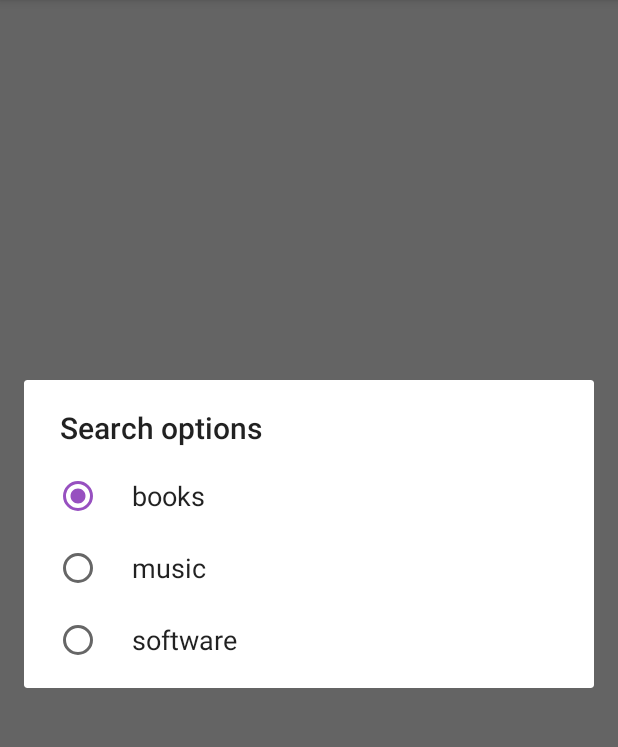
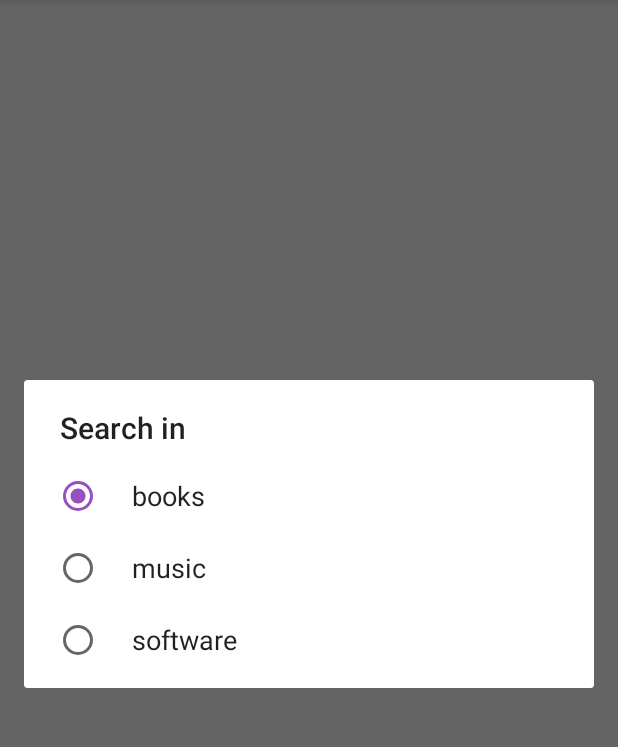
Before and after one commit to AlexanderLexAvdeev/iTunes, an Android app: the screen it shows after launch (SearchInITunesActivity), in the options menu, after a tap on "Search options", on a phone screen of 412 x 824 dp, the part 84-831 px from its top. Run offline under Robolectric (Android 15) with nearby library versions, the phone set to English and light mode, and no system bars.

Commit message:
refactor(dialogTitle): Search options -> Search in

```diff
--- a/app/src/main/res/values/strings.xml
+++ b/app/src/main/res/values/strings.xml
@@ -6,5 +6,5 @@
     <string name="menuActionSearchInITunes">Search in iTunes…</string>
     <string name="menuActionStorage">Storage</string>
     <!-- SearchOptionsDialog -->
-    <string name="dialogTitle">Search options</string>
+    <string name="dialogTitle">Search in</string>
 </resources>
```
